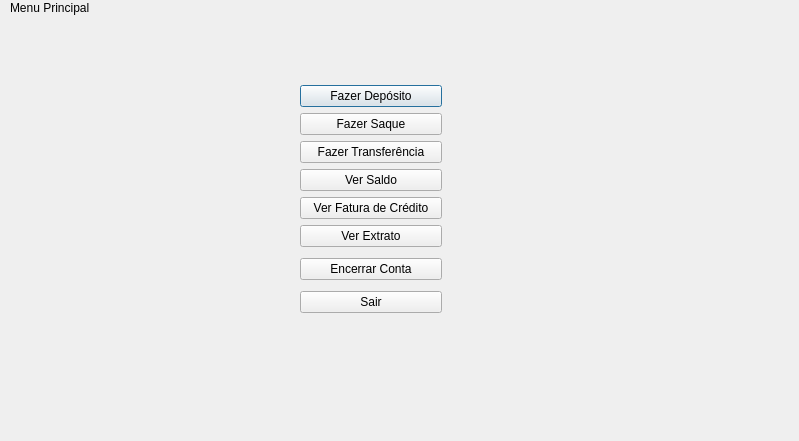
The window that Projeto/menuprincipal.ui (YagoConstantino/SistemaBancario) describes before a commit, drawn with Qt 5.
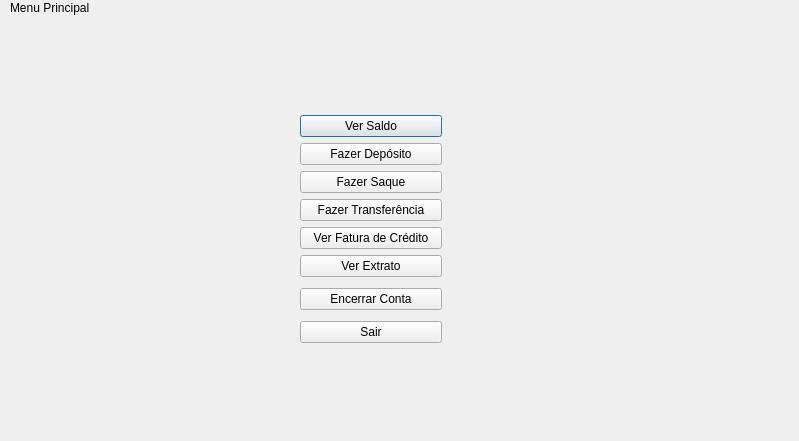
The same window after the commit. Icons and pictures are not drawn.

```diff
--- a/Projeto/menuprincipal.ui
+++ b/Projeto/menuprincipal.ui
@@ -30,7 +30,7 @@
    <property name="geometry">
     <rect>
      <x>300</x>
-     <y>80</y>
+     <y>110</y>
      <width>142</width>
      <height>238</height>
     </rect>
@@ -38,6 +38,20 @@
    <layout class="QVBoxLayout" name="verticalLayout_2">
     <item>
      <layout class="QVBoxLayout" name="verticalLayout">
+      <item>
+       <widget class="QPushButton" name="VerSaldo">
+        <property name="cursor">
+         <cursorShape>ArrowCursor</cursorShape>
+        </property>
+        <property name="text">
+         <string>Ver Saldo</string>
+        </property>
+        <property name="icon">
+         <iconset resource="Assets.qrc">
+          <normaloff>:/Assets/Assets/cadastro.png</normaloff>:/Assets/Assets/cadastro.png</iconset>
+        </property>
+       </widget>
+      </item>
       <item>
        <widget class="QPushButton" name="Deposito">
         <property name="text">
@@ -71,20 +85,6 @@
         </property>
        </widget>
       </item>
-      <item>
-       <widget class="QPushButton" name="VerSaldo">
-        <property name="cursor">
-         <cursorShape>ArrowCursor</cursorShape>
-        </property>
-        <property name="text">
-         <string>Ver Saldo</string>
-        </property>
-        <property name="icon">
-         <iconset resource="Assets.qrc">
-          <normaloff>:/Assets/Assets/cadastro.png</normaloff>:/Assets/Assets/cadastro.png</iconset>
-        </property>
-       </widget>
-      </item>
       <item>
        <widget class="QPushButton" name="VerFatura">
         <property name="text">
```
Left out of the diff: 1 changed line with no effect on the pictures.
